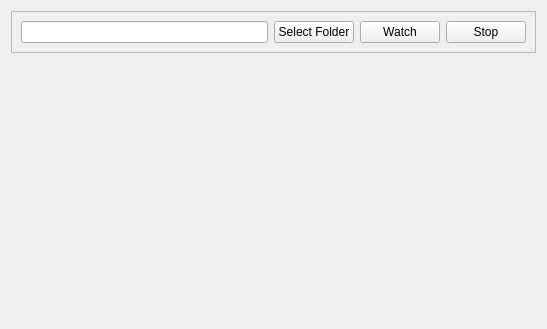
Above: src/presentation/templates/main_page.ui from victor3spoir/pyui-livecompiler before the change. Below: the same form after it.
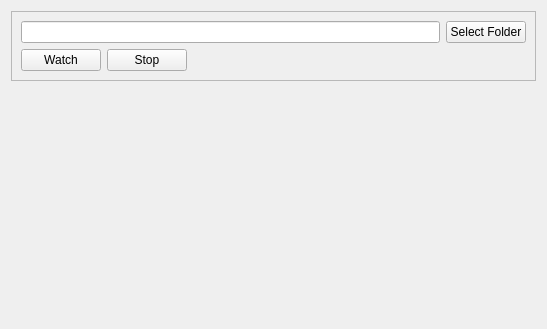
That is the form after the change.

Patch:
```diff
--- a/src/presentation/templates/main_page.ui
+++ b/src/presentation/templates/main_page.ui
@@ -13,7 +13,7 @@
   <property name="windowTitle">
    <string>Form</string>
   </property>
-  <layout class="QVBoxLayout" name="verticalLayout">
+  <layout class="QVBoxLayout" name="verticalLayout_2">
    <item>
     <widget class="QFrame" name="frame">
      <property name="frameShape">
@@ -22,7 +22,9 @@
      <property name="frameShadow">
       <enum>QFrame::Raised</enum>
      </property>
-     <layout class="QHBoxLayout" name="horizontalLayout">
+     <layout class="QVBoxLayout" name="verticalLayout">
+      <item>
+       <layout class="QHBoxLayout" name="horizontalLayout_2">
       <item>
        <widget class="QLineEdit" name="lineedit_path"/>
       </item>
@@ -33,6 +35,10 @@
         </property>
        </widget>
       </item>
+       </layout>
+      </item>
+      <item>
+       <layout class="QHBoxLayout" name="horizontalLayout">
       <item>
        <widget class="QPushButton" name="button_watch">
         <property name="text">
@@ -47,6 +53,21 @@
         </property>
        </widget>
       </item>
+        <item>
+         <spacer name="horizontalSpacer">
+          <property name="orientation">
+           <enum>Qt::Horizontal</enum>
+          </property>
+          <property name="sizeHint" stdset="0">
+           <size>
+            <width>40</width>
+            <height>20</height>
+           </size>
+          </property>
+         </spacer>
+        </item>
+       </layout>
+      </item>
      </layout>
     </widget>
    </item>
@@ -58,7 +79,7 @@
      <property name="sizeHint" stdset="0">
       <size>
        <width>20</width>
-       <height>244</height>
+       <height>204</height>
       </size>
      </property>
     </spacer>
```
Lines whose indentation alone changed are shown as unchanged.
